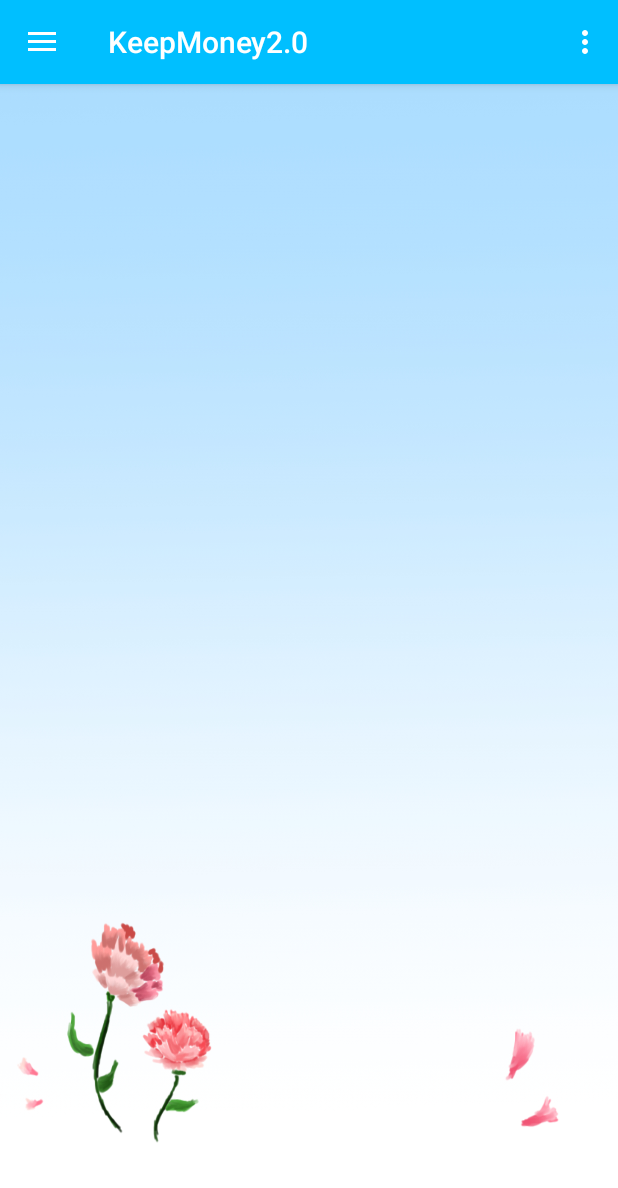
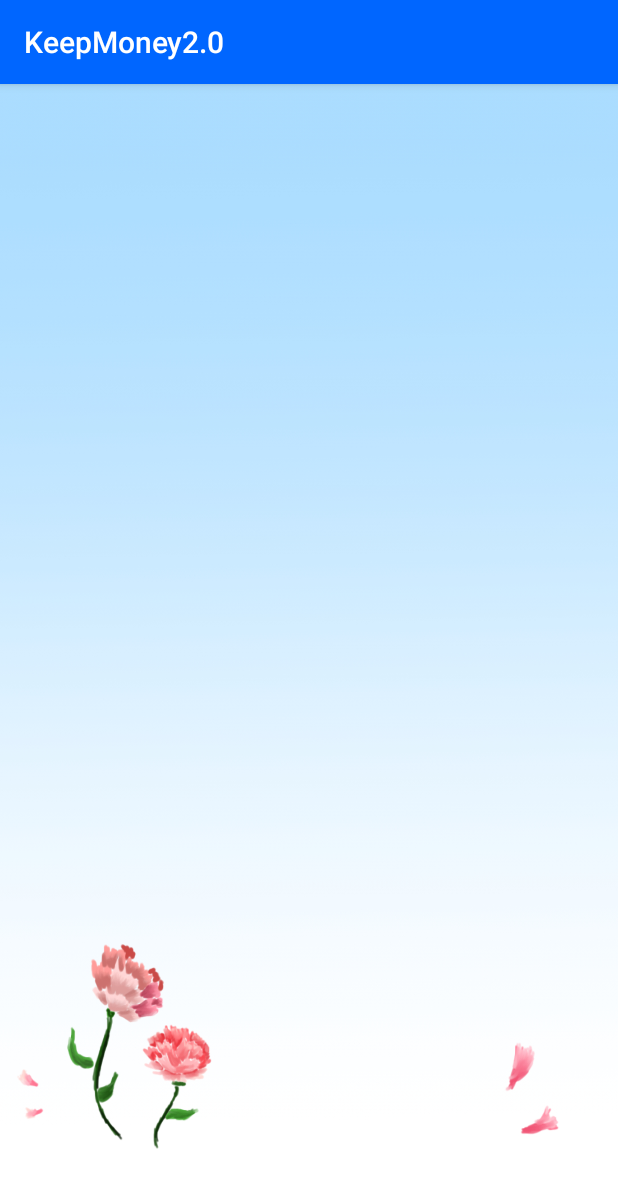
Before and after one commit to zidane0000/KeepMoney20, an Android app: the screen it shows after launch (MainActivity before the commit, menu_account after it), in the side drawer, after a tap on "帳戶", on a phone screen of 412 x 824 dp. Shown: the top 1188 px of the screen. Run offline under Robolectric (Android 15) with nearby library versions, the light colour scheme and no system bars.

Commit message:
2018/4/10 實驗室電腦

```diff
--- a/app/build.gradle
+++ b/app/build.gradle
@@ -26,4 +26,7 @@ dependencies {
     testImplementation 'junit:junit:4.12'
     androidTestImplementation 'com.android.support.test:runner:1.0.1'
     androidTestImplementation 'com.android.support.test.espresso:espresso-core:3.0.1'
+
+    //RecyclerView 在home的中間
+    compile 'com.android.support:recyclerview-v7:26.1.0'
 }
--- a/app/src/main/AndroidManifest.xml
+++ b/app/src/main/AndroidManifest.xml
@@ -19,7 +19,9 @@
                 <category android:name="android.intent.category.LAUNCHER" />
             </intent-filter>
         </activity>
-
+        <activity android:name=".menu_about" />
+        <activity android:name=".menu_setting" />
+        <activity android:name=".menu_account"></activity>
     </application>
 
 </manifest>
--- a/app/src/main/java/tw/edu/niu/keepmoney20/MainActivity.java
+++ b/app/src/main/java/tw/edu/niu/keepmoney20/MainActivity.java
@@ -1,6 +1,7 @@
 package tw.edu.niu.keepmoney20;
 
 import android.app.DatePickerDialog;
+import android.content.Intent;
 import android.os.Bundle;
 import android.view.View;
 import android.support.design.widget.NavigationView;
@@ -12,6 +13,7 @@ import android.support.v7.widget.Toolbar;
 import android.view.Menu;
 import android.view.MenuItem;
 import android.widget.DatePicker;
+import android.widget.RelativeLayout;
 import android.widget.TextView;
 import android.widget.Toast;
 
@@ -21,11 +23,20 @@ public class MainActivity extends AppCompatActivity
         implements NavigationView.OnNavigationItemSelectedListener {
 
     TextView textView;
+    RelativeLayout remenu_home;
+    RelativeLayout remenu_account;
+    RelativeLayout remenu_about;
+    RelativeLayout remenu_setting;
 
     @Override
     protected void onCreate(Bundle savedInstanceState) {
         super.onCreate(savedInstanceState);
         setContentView(R.layout.activity_main);
+
+        remenu_home = (RelativeLayout) findViewById(R.id.menu_home);
+        remenu_about= (RelativeLayout) findViewById(R.id.menu_about);
+        remenu_account=(RelativeLayout)findViewById(R.id.menu_account);
+        remenu_setting=(RelativeLayout)findViewById(R.id.menu_setting);
 
         textView = (TextView)findViewById(R.id.showDate);
         Toolbar toolbar = (Toolbar) findViewById(R.id.toolbar);
@@ -56,12 +67,13 @@ public class MainActivity extends AppCompatActivity
         }
     }
 
+    /* 右上角的設定 顯示在res/menu/main
     @Override
     public boolean onCreateOptionsMenu(Menu menu) {
         // Inflate the menu; this adds items to the action bar if it is present.
         getMenuInflater().inflate(R.menu.main, menu);
         return true;
-    }
+    }*/
 
     @Override
     public boolean onOptionsItemSelected(MenuItem item) {
@@ -88,19 +100,27 @@ public class MainActivity extends AppCompatActivity
             android.support.v4.app.FragmentManager fm = getSupportFragmentManager();
             fm.beginTransaction().replace(R.id.main , new body_home()).commit();
             Toast.makeText(this, "首頁" ,Toast.LENGTH_LONG).show();
-            // Handle the camera action
         } else if (id == R.id.nav_account) {
-            android.support.v4.app.FragmentManager fm = getSupportFragmentManager();
-            fm.beginTransaction().replace(R.id.main , new body_account()).commit();
+
+            Intent abbody_account = new Intent(MainActivity.this, tw.edu.niu.keepmoney20.menu_account.class);
+            abbody_account.addFlags(Intent.FLAG_ACTIVITY_SINGLE_TOP);
+            startActivity(abbody_account);
             Toast.makeText(this, "帳戶" ,Toast.LENGTH_LONG).show();
+
         }else if (id == R.id.nav_setting) {
-            android.support.v4.app.FragmentManager fm = getSupportFragmentManager();
-            fm.beginTransaction().replace(R.id.main , new body_setting()).commit();
+
+            Intent abbody_setting = new Intent(MainActivity.this, tw.edu.niu.keepmoney20.menu_setting.class);
+            abbody_setting.addFlags(Intent.FLAG_ACTIVITY_SINGLE_TOP);
+            startActivity(abbody_setting);
             Toast.makeText(this, "設定" ,Toast.LENGTH_LONG).show();
+
         }else if (id == R.id.nav_about) {
-            android.support.v4.app.FragmentManager fm = getSupportFragmentManager();
-            fm.beginTransaction().replace(R.id.main , new body_about()).commit();
+
+            Intent abbody_account = new Intent(MainActivity.this, tw.edu.niu.keepmoney20.menu_about.class);
+            abbody_account.addFlags(Intent.FLAG_ACTIVITY_SINGLE_TOP);
+            startActivity(abbody_account);
             Toast.makeText(this, "關於" ,Toast.LENGTH_LONG).show();
+
         }else if (id == R.id.nav_share) {
 
         }else if (id == R.id.nav_evaluation) {
--- a/app/src/main/java/tw/edu/niu/keepmoney20/body_account.java
+++ /dev/null
@@ -1,21 +0,0 @@
-package tw.edu.niu.keepmoney20;
-
-import android.os.Bundle;
-import android.support.v4.app.Fragment;
-import android.support.annotation.Nullable;
-import android.view.LayoutInflater;
-import android.view.View;
-import android.view.ViewGroup;
-
-/**
- * Created by DFT on 2018/4/2.
- */
-
-public class body_account extends Fragment{
-    @Nullable
-    @Override
-    public View onCreateView(LayoutInflater inflater, ViewGroup container, Bundle savedInstanceState) {
-        View myView = inflater.inflate(R.layout.menu_account , container , false);
-        return myView;
-    }
-}
--- a/app/src/main/java/tw/edu/niu/keepmoney20/body_home.java
+++ b/app/src/main/java/tw/edu/niu/keepmoney20/body_home.java
@@ -11,7 +11,9 @@ import android.view.ViewGroup;
  * Created by DFT on 2018/4/2.
  */
 
-public class body_home extends Fragment {
+public class body_home extends Fragment{
+
+
     @Nullable
     @Override
     public View onCreateView(LayoutInflater inflater, ViewGroup container, Bundle savedInstanceState) {
--- /dev/null
+++ b/app/src/main/java/tw/edu/niu/keepmoney20/menu_account.java
@@ -0,0 +1,13 @@
+package tw.edu.niu.keepmoney20;
+
+import android.support.v7.app.AppCompatActivity;
+import android.os.Bundle;
+
+public class menu_account extends AppCompatActivity {
+
+    @Override
+    protected void onCreate(Bundle savedInstanceState) {
+        super.onCreate(savedInstanceState);
+        setContentView(R.layout.activity_menu_account);
+    }
+}
--- a/app/src/main/res/layout/activity_main.xml
+++ b/app/src/main/res/layout/activity_main.xml
@@ -13,6 +13,8 @@
         layout="@layout/app_bar_main"
         android:layout_width="match_parent"
         android:layout_height="match_parent" />
+
+
     //左拉選單
     <android.support.design.widget.NavigationView
         android:id="@+id/nav_view"
--- /dev/null
+++ b/app/src/main/res/layout/activity_menu_account.xml
@@ -0,0 +1,11 @@
+<?xml version="1.0" encoding="utf-8"?>
+<android.support.constraint.ConstraintLayout xmlns:android="http://schemas.android.com/apk/res/android"
+    xmlns:app="http://schemas.android.com/apk/res-auto"
+    xmlns:tools="http://schemas.android.com/tools"
+    android:layout_width="match_parent"
+    android:layout_height="match_parent"
+    tools:context="tw.edu.niu.keepmoney20.menu_account"
+    android:background="@drawable/blue"
+    android:id="@+id/menu_account">
+
+</android.support.constraint.ConstraintLayout>
--- a/app/src/main/res/layout/menu_account.xml
+++ /dev/null
@@ -1,6 +0,0 @@
-<?xml version="1.0" encoding="utf-8"?>
-<android.support.constraint.ConstraintLayout
-    xmlns:android="http://schemas.android.com/apk/res/android" android:layout_width="match_parent"
-    android:layout_height="match_parent">
-
-</android.support.constraint.ConstraintLayout>
--- a/app/src/main/res/layout/menu_setting.xml
+++ /dev/null
@@ -1,6 +0,0 @@
-<?xml version="1.0" encoding="utf-8"?>
-<android.support.constraint.ConstraintLayout
-    xmlns:android="http://schemas.android.com/apk/res/android" android:layout_width="match_parent"
-    android:layout_height="match_parent">
-
-</android.support.constraint.ConstraintLayout>
--- a/app/src/main/res/values/colors.xml
+++ b/app/src/main/res/values/colors.xml
@@ -1,6 +1,6 @@
 <?xml version="1.0" encoding="utf-8"?>
 <resources>
-    <color name="colorPrimary">#00BFFF</color>
+    <color name="colorPrimary">#0066FF</color>
     <color name="colorPrimaryDark">#303F9F</color>
     <color name="colorAccent">#FF4081</color>
 </resources>
```
Also changed, not shown: app/src/main/java/tw/edu/niu/keepmoney20/body_about.java (deleted, +0 -23 lines), app/src/main/java/tw/edu/niu/keepmoney20/body_setting.java (deleted, +0 -21 lines), app/src/main/java/tw/edu/niu/keepmoney20/menu_about.java (added, +13 -0 lines), app/src/main/java/tw/edu/niu/keepmoney20/menu_setting.java (added, +13 -0 lines), app/src/main/res/layout/activity_menu_about.xml (added, +11 -0 lines), app/src/main/res/layout/activity_menu_setting.xml (added, +11 -0 lines), app/src/main/res/layout/menu_about.xml (deleted, +0 -8 lines), app/src/main/res/layout/menu_home.xml (+12 -2 lines).
